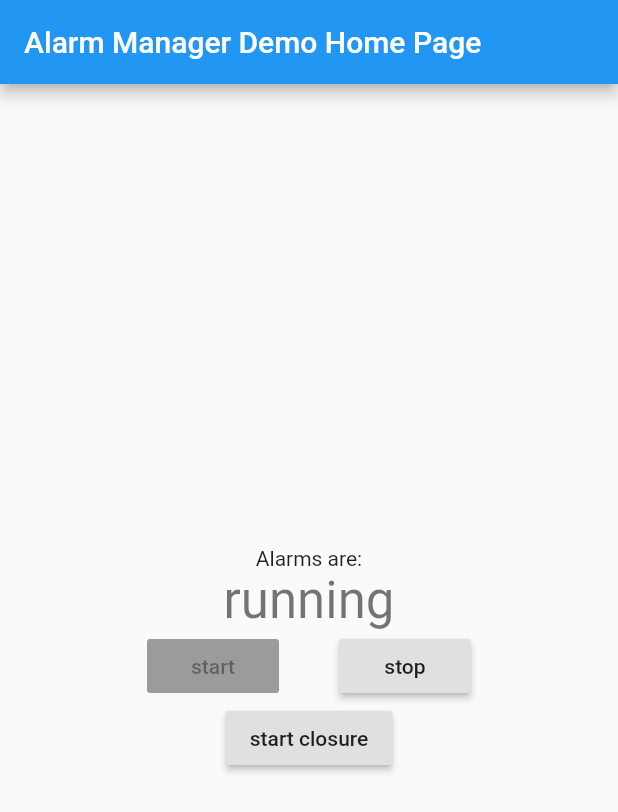
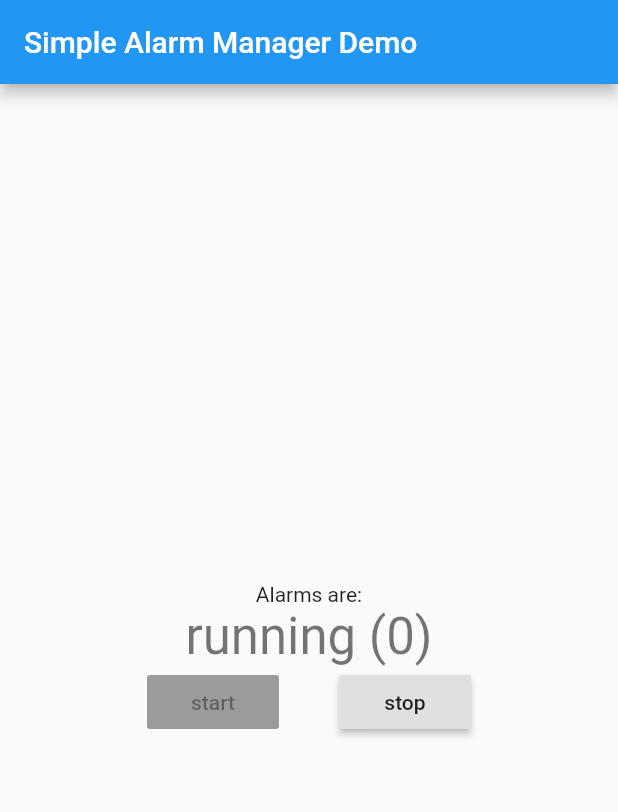
Before and after one commit to marcmo/flutter_alarm_manager_example, a Flutter app: the screen it shows after launch, after a tap on "start", on a phone screen of 412 x 824 dp. Shown: the top 812 px of the screen. Run offline on Flutter 3.47's test engine with Material 2 defaults, Android fonts, the phone set to English and light mode, and no system bars; missing offline and left inert: android_alarm_manager.

Commit message:
add communication back to main isolate
using an IsolateNameServer

```diff
--- a/lib/alarms.dart
+++ b/lib/alarms.dart
@@ -1,10 +1,11 @@
 import 'dart:isolate';
+import 'dart:ui';
 import 'package:android_alarm_manager/android_alarm_manager.dart';
 
 final int periodicAlarmID = 0;
 final int oneShotAlarmID = 1;
-final int oneShotClosureID = 2;
 int _periodicCount = 0;
+const String kAlarmManagerExamplePortName = 'simple_alarm_manager_example_port';
 
 void printLocalMessage(String msg) {
   print("[${DateTime.now()}](${Isolate.current.hashCode}) $msg");
@@ -16,6 +17,9 @@ Function oneShotClosure(int x) => () {
 
 void periodicCallback() {
   _periodicCount++;
+  final SendPort mainSendPort =
+      IsolateNameServer.lookupPortByName(kAlarmManagerExamplePortName);
+  mainSendPort?.send(_periodicCount);
   printLocalMessage("$_periodicCount. periodic Alarm!!!");
 }
 
@@ -38,10 +42,3 @@ Future<Null> startAlarms() async {
   await AndroidAlarmManager.oneShot(
       const Duration(seconds: 5), oneShotAlarmID, oneShotCallback);
 }
-
-Future<Null> startClosure() async {
-  final closure = oneShotClosure(42);
-  print('startClosure (type: ${closure.runtimeType.toString()})');
-  await AndroidAlarmManager.oneShot(
-      const Duration(seconds: 5), oneShotClosureID, closure);
-}
--- a/lib/main.dart
+++ b/lib/main.dart
@@ -1,3 +1,6 @@
+import 'dart:isolate';
+import 'dart:ui';
+
 import 'package:alarm_manager_example/alarms.dart';
 
 import 'package:flutter/material.dart';
@@ -7,7 +10,7 @@ void main() async {
   // Start the AlarmManager service.
   await AndroidAlarmManager.initialize();
 
-  printLocalMessage("Hello, main()!");
+  printLocalMessage("AndroidAlarmManager initialized!");
   runApp(MyApp());
 }
 
@@ -19,7 +22,7 @@ class MyApp extends StatelessWidget {
       theme: ThemeData(
         primarySwatch: Colors.blue,
       ),
-      home: MyHomePage(title: 'Alarm Manager Demo Home Page'),
+      home: MyHomePage(title: 'Simple Alarm Manager Demo'),
     );
   }
 }
@@ -35,19 +38,46 @@ class MyHomePage extends StatefulWidget {
 
 class _MyHomePageState extends State<MyHomePage> {
   bool _startedAlarm = false;
-  bool _startedClosure = false;
+  int _periodic = 0;
+  ReceivePort _foregroundPort = ReceivePort();
+
+  @override
+  void initState() {
+    super.initState();
+    initPlatformState();
+  }
+
+  void initPlatformState() {
+    // The IsolateNameServer allows for us to create a mapping between a String
+    // and a SendPort that is managed by the Flutter engine. A SendPort can
+    // then be looked up elsewhere, like a background callback, to establish
+    // communication channels between isolates that were not spawned by one
+    // another.
+    if (!IsolateNameServer.registerPortWithName(
+        _foregroundPort.sendPort, kAlarmManagerExamplePortName)) {
+      throw 'Unable to register port!';
+    }
+    _foregroundPort.listen((dynamic message) {
+      final int periodicCount = message;
+      print('periodicCount was: $periodicCount');
+      setState(() {
+        _periodic = periodicCount;
+      });
+    }, onDone: () {});
+  }
+
+  @override
+  void dispose() {
+    super.dispose();
+    // Remove the port mapping just in case the UI is shutting down but
+    // background isolate is continuing to run.
+    IsolateNameServer.removePortNameMapping(kAlarmManagerExamplePortName);
+  }
 
   void _startAlarms() {
     startAlarms();
     setState(() {
       _startedAlarm = true;
-    });
-  }
-
-  void _startClosure() {
-    startClosure();
-    setState(() {
-      _startedClosure = true;
     });
   }
 
@@ -72,7 +102,7 @@ class _MyHomePageState extends State<MyHomePage> {
               'Alarms are:',
             ),
             Text(
-              _startedAlarm || _startedClosure ? 'running' : 'stopped',
+              _startedAlarm ? 'running ($_periodic)' : 'stopped ($_periodic)',
               style: Theme.of(context).textTheme.display1,
             ),
             Row(
@@ -89,15 +119,6 @@ class _MyHomePageState extends State<MyHomePage> {
                 ),
               ],
             ),
-            Row(
-              mainAxisAlignment: MainAxisAlignment.center,
-              children: <Widget>[
-                RaisedButton(
-                  onPressed: _startedClosure ? null : _startClosure,
-                  child: Text('start closure'),
-                ),
-              ],
-            )
           ],
         ),
       ),
```
